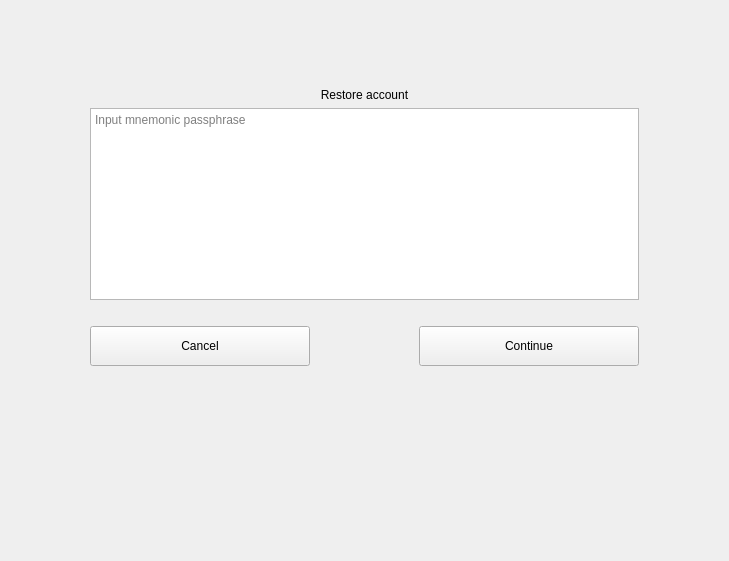
First picture: the form in windows/c_enterseed.ui, repository 0xkobe/mwc-wallet, before the edit.
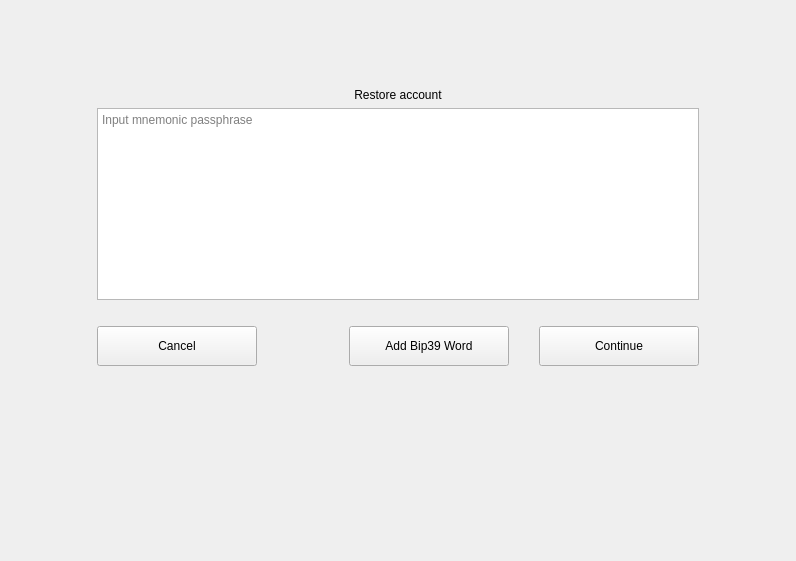
Second picture: the form after the edit. Icons and pictures are not drawn. Custom widgets are drawn as their Qt base class.

```diff
--- a/windows/c_enterseed.ui
+++ b/windows/c_enterseed.ui
@@ -6,7 +6,7 @@
    <rect>
     <x>0</x>
     <y>0</y>
-    <width>729</width>
+    <width>796</width>
     <height>561</height>
    </rect>
   </property>
@@ -89,9 +89,9 @@
         </widget>
        </item>
        <item>
-        <layout class="QHBoxLayout" name="horizontalLayout_4" stretch="2,1,2">
+        <layout class="QHBoxLayout" name="horizontalLayout_4" stretch="0,0,0,0">
          <property name="spacing">
-          <number>0</number>
+          <number>30</number>
          </property>
          <property name="topMargin">
           <number>20</number>
@@ -106,7 +106,7 @@
            </property>
            <property name="maximumSize">
             <size>
-             <width>300</width>
+             <width>160</width>
              <height>40</height>
             </size>
            </property>
@@ -117,7 +117,7 @@
             <string>Cancel</string>
            </property>
            <property name="autoDefault">
-            <bool>true</bool>
+            <bool>false</bool>
            </property>
           </widget>
          </item>
@@ -137,6 +137,31 @@
            </property>
           </spacer>
          </item>
+         <item>
+          <widget class="control::MwcPushButtonNormal" name="addWordButton">
+           <property name="minimumSize">
+            <size>
+             <width>160</width>
+             <height>40</height>
+            </size>
+           </property>
+           <property name="maximumSize">
+            <size>
+             <width>160</width>
+             <height>40</height>
+            </size>
+           </property>
+           <property name="focusPolicy">
+            <enum>Qt::StrongFocus</enum>
+           </property>
+           <property name="toolTip">
+            <string>Add new Bip 39 word to your mnemonic passphrase</string>
+           </property>
+           <property name="text">
+            <string>Add Bip39 Word</string>
+           </property>
+          </widget>
+         </item>
          <item>
           <widget class="control::MwcPushButtonNormal" name="continueButton">
            <property name="minimumSize">
@@ -147,7 +172,7 @@
            </property>
            <property name="maximumSize">
             <size>
-             <width>300</width>
+             <width>160</width>
              <height>40</height>
             </size>
            </property>
@@ -158,7 +183,7 @@
             <string>Continue</string>
            </property>
            <property name="autoDefault">
-            <bool>true</bool>
+            <bool>false</bool>
            </property>
           </widget>
          </item>
@@ -225,7 +250,7 @@
        </property>
        <property name="minimumSize">
         <size>
-         <width>=50</width>
+         <width>0</width>
          <height>25</height>
         </size>
        </property>
```
